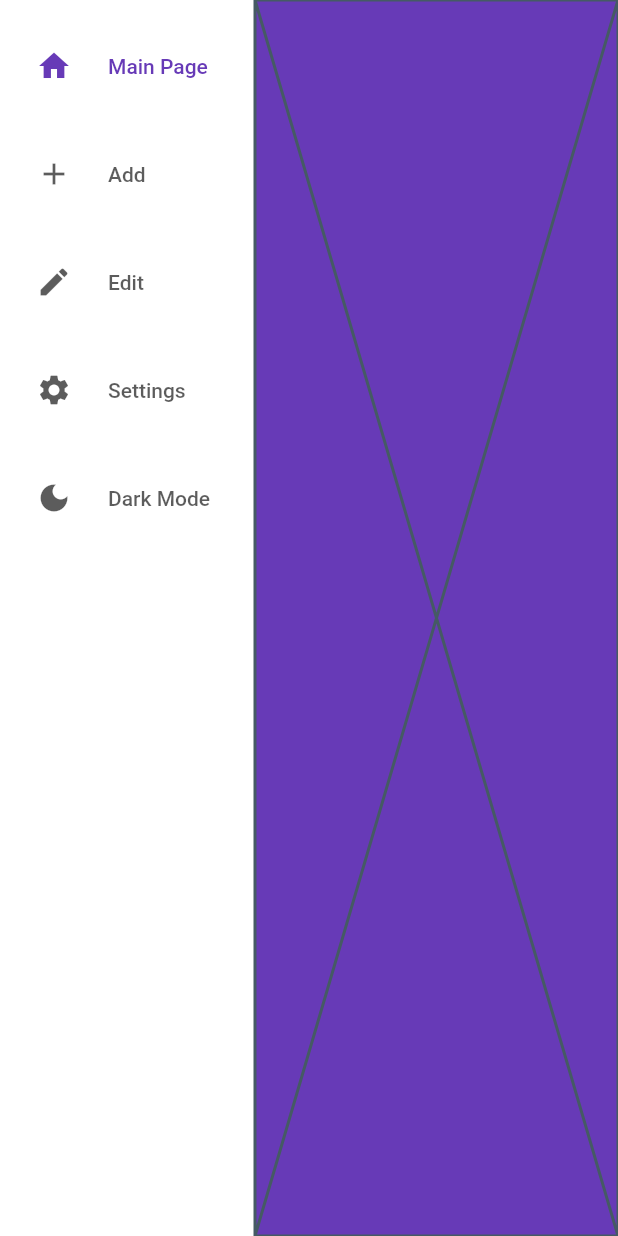
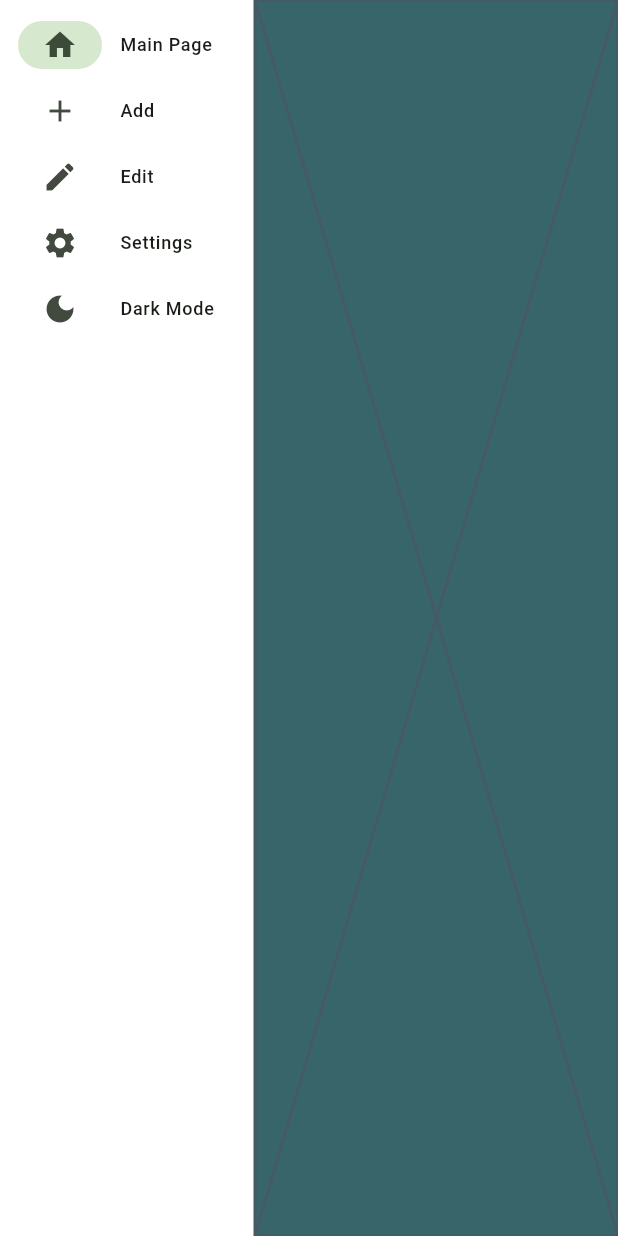
Before and after one commit to koloiyolo/flutter_dessktop_template, a Flutter app: the screen it shows after launch, on a phone screen of 412 x 824 dp. Run offline on Flutter 3.47's test engine with Material 2 defaults, Android fonts, the light colour scheme and no system bars.

Commit message:
minor fixes

```diff
--- /dev/null
+++ b/lib/globals.dart
@@ -0,0 +1,7 @@
+
+library globals;
+
+import 'package:flutter/src/widgets/framework.dart';
+import 'package:flutter/material.dart';
+
+var thememode = ThemeMode.light;
--- a/lib/main.dart
+++ b/lib/main.dart
@@ -1,4 +1,6 @@
 import 'package:flutter/material.dart';
+import 'globals.dart' as globals;
+
 
 void main() {
   runApp(const MyApp());
@@ -7,12 +9,22 @@ void main() {
 class MyApp extends StatelessWidget {
   const MyApp({super.key});
 
+
   @override
   Widget build(BuildContext context) {
     return MaterialApp(
+      debugShowCheckedModeBanner: false,
       theme: ThemeData(
-        primarySwatch: Colors.deepPurple,
+        useMaterial3: true,
+        colorScheme:
+        ColorScheme.fromSeed(seedColor: Color.fromARGB(255, 108, 242, 106))
       ),
+      darkTheme: ThemeData(
+        useMaterial3: true,
+        colorScheme:
+        ColorScheme.fromSeed(seedColor: Color.fromARGB(255, 70, 13, 94))
+      ),
+      themeMode: globals.thememode,
       home: const NavBar()
     );
   }
@@ -28,40 +40,40 @@ class NavBar extends StatefulWidget {
 
 class _NavBarState extends State<NavBar> {
   int lastSelected= 0;
-  int dark_mode_toggle = 0;
+  int darkModeToggle = 0;
   int index = 0;
-  Icon darkLightModeIcon = Icon(Icons.dark_mode);
-  Text darkLightModeText = Text('Dark Mode');
+  Icon darkLightModeIcon = const Icon(Icons.dark_mode);
+  Text darkLightModeText = const Text('Dark Mode');
   @override
   Widget build(BuildContext context) {
 
-    Widget page = Placeholder();
+    Widget page = const Placeholder();
     switch(index){
       case 0:
-        page = Placeholder();
+        page = const Placeholder();
         lastSelected = 0;
       break;
       case 1:
-        page = Placeholder();
+        page = const Placeholder();
         lastSelected = 1;
       break;
       case 2:
-        page = Placeholder();
+        page = const Placeholder();
         lastSelected = 2;
       break;
       case 3:
-        page = Placeholder();
+        page = const Placeholder();
         lastSelected = 3;
       break;
       case 4:
-        if(dark_mode_toggle==0){
-          darkLightModeIcon = Icon(Icons.light_mode);
-          darkLightModeText = Text('Light Mode');
-          dark_mode_toggle = 1;
+        if(darkModeToggle==0){
+          darkLightModeIcon = const Icon(Icons.light_mode);
+          darkLightModeText = const Text('Light Mode');
+          darkModeToggle = 1;
           }else{
-            darkLightModeIcon = Icon(Icons.dark_mode);
-            darkLightModeText = Text('Dark Mode');
-            dark_mode_toggle = 0;
+            darkLightModeIcon = const Icon(Icons.dark_mode);
+            darkLightModeText = const Text('Dark Mode');
+            darkModeToggle = 0;
           }
 
       break;
@@ -71,6 +83,7 @@ class _NavBarState extends State<NavBar> {
       body: Row(
         children: [
           NavigationRail(
+            backgroundColor: const Color.fromARGB(255, 255, 255, 255),
             extended: true,
             minExtendedWidth: 170,
             destinations:[
```
